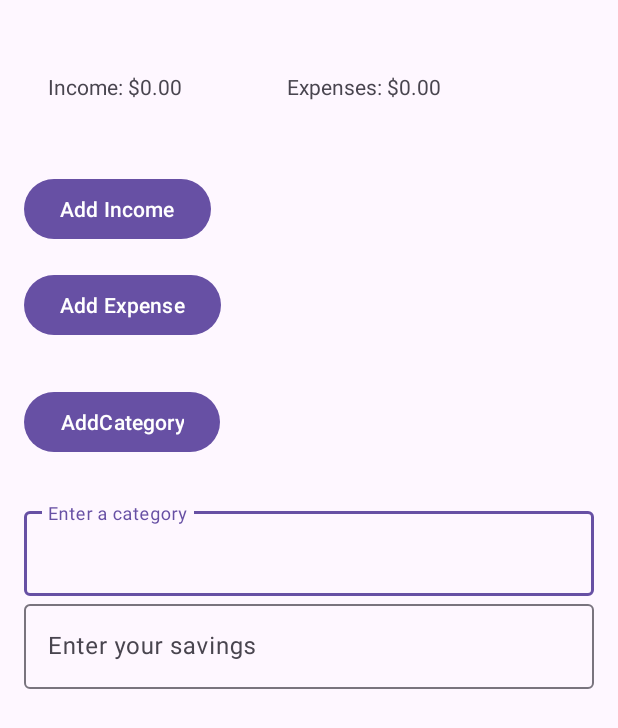
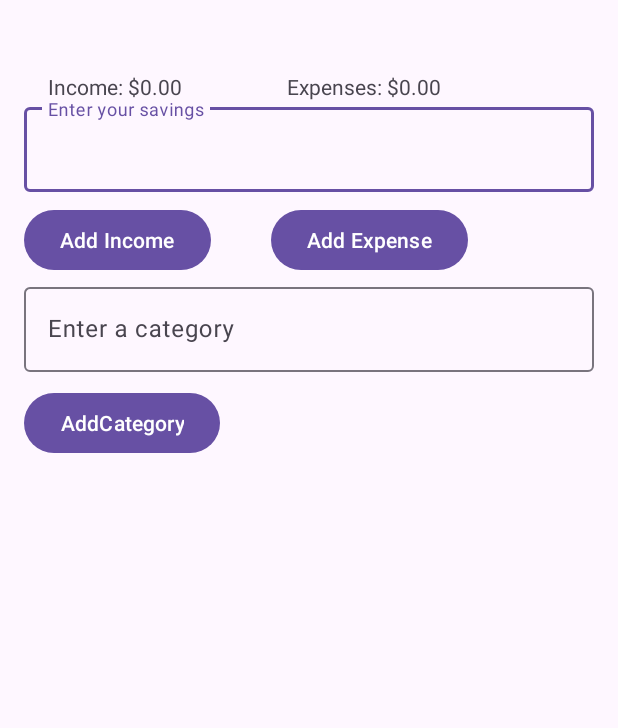
Before and after one commit to fhajims/BankingApp, an Android app: the screen it shows after launch (MainActivity), on a phone screen of 412 x 824 dp. Shown: the top 728 px of the screen. Run offline under Robolectric (Android 15) with nearby library versions, the phone set to English and light mode, and no system bars.

Commit message:
Edited layout of main.xml. Aligned Buttons and other components

```diff
--- a/app/src/main/java/at/fh/js/ims/banking/MainActivity.kt
+++ b/app/src/main/java/at/fh/js/ims/banking/MainActivity.kt
@@ -247,7 +247,7 @@
     }
         // Expense Button where the Expense is added
         addExpenseButton.setOnClickListener {
-            MyFunctions.playNo(this@MainActivity)
+            //MyFunctions.playNo(this@MainActivity)
             // make Boolean to prevent DialogFragment from appearing always.
             var expensesEmptyInput : Boolean = false
 
@@ -427,7 +427,7 @@
             //Show the smiley :)
             if (incomeEmptyInput == false) {
                 Toast.makeText(this, "Income has been added", Toast.LENGTH_SHORT).show()
-                MyFunctions.playSkibididopdop(this)
+                //MyFunctions.playSkibididopdop(this)
                 val dialog = CustomDialogFragment()
                 dialog.show(supportFragmentManager, "CustomDialogFragment")
                 GlobalScope.launch(Dispatchers.Main) {
--- a/app/src/main/res/layout/activity_main.xml
+++ b/app/src/main/res/layout/activity_main.xml
@@ -6,6 +6,7 @@
     android:layout_height="match_parent"
     android:padding="16dp"
     tools:context=".MainActivity">
+
     <LinearLayout
         android:id="@+id/idForContainer"
         android:layout_width="wrap_content"
@@ -13,41 +14,24 @@
         android:orientation="horizontal"
         android:padding="16dp"
         android:layout_gravity="end">
+
         <TextView
             android:id="@+id/incomeText"
             android:layout_width="wrap_content"
             android:layout_height="wrap_content"
-        android:text="Income: $0.00"
             android:layout_marginTop="16dp"
-        android:layout_alignParentLeft="true"/>
+            android:text="Income: $0.00" />
 
         <TextView
             android:id="@+id/expenseText"
             android:layout_width="wrap_content"
             android:layout_height="wrap_content"
-        android:text="Expenses: $0.00"
-        android:layout_below="@id/incomeText"
             android:layout_marginTop="16dp"
-        android:layout_alignParentRight="true"
-        android:paddingLeft="70dp"/>
+            android:paddingLeft="70dp"
+            android:text="Expenses: $0.00" />
+
     </LinearLayout>
 
-
-    <Button
-        android:id="@+id/addIncomeButton"
-        android:layout_width="wrap_content"
-        android:layout_height="wrap_content"
-        android:text="Add Income"
-        android:layout_below="@id/idForContainer"
-        android:layout_marginTop="32dp"/>
-
-    <Button
-        android:id="@+id/addExpenseButton"
-        android:layout_width="wrap_content"
-        android:layout_height="wrap_content"
-        android:text="Add Expense"
-        android:layout_below="@id/addIncomeButton"
-        android:layout_marginTop="16dp"/>
 
     <!--   <EditText
         android:id="@+id/editText"
@@ -72,61 +56,101 @@
         android:layout_below="@id/editText"
         android:layout_marginTop="16dp"/> -->
 
+    <LinearLayout
+        android:layout_width="match_parent"
+        android:layout_height="wrap_content"
+        android:layout_marginTop="50dp"
+        android:orientation="horizontal">
+
+        <com.google.android.material.textfield.TextInputLayout
+            android:id="@+id/InComeAndExpense"
+            android:layout_width="match_parent"
+            android:layout_height="wrap_content"
+            android:layout_marginTop="0dp"
+            android:hint="Enter your savings"
+            android:inputType="number">
+
+
+            <com.google.android.material.textfield.TextInputEditText
+
+                android:id="@+id/TextInputIncomeandExpense"
+                android:layout_width="match_parent"
+                android:layout_height="wrap_content"
+                android:layout_below="@id/addCategoryButton" />
+
+        </com.google.android.material.textfield.TextInputLayout>
+    </LinearLayout>
+
+    <LinearLayout
+        android:layout_width="wrap_content"
+        android:layout_height="wrap_content"
+        android:layout_marginTop="120dp"
+        android:orientation="horizontal">
+
+        <Button
+            android:id="@+id/addIncomeButton"
+            android:layout_width="wrap_content"
+            android:layout_height="wrap_content"
+            android:text="Add Income" />
+
+        <Button
+            android:id="@+id/addExpenseButton"
+            android:layout_width="wrap_content"
+            android:layout_height="wrap_content"
+            android:layout_marginLeft="40dp"
+            android:text="Add Expense" />
+
+    </LinearLayout>
+
     <ListView
         android:id="@+id/categoryListView"
         android:layout_width="match_parent"
-        android:layout_height="match_parent" />
+        android:layout_height="match_parent" >
+
+    </ListView>
+
+    <LinearLayout
+        android:layout_width="match_parent"
+        android:layout_height="wrap_content"
+        android:layout_marginTop="170dp"
+        android:orientation="vertical">
+
+        <com.google.android.material.textfield.TextInputLayout
+            android:id="@+id/textyinputty"
+            android:layout_width="match_parent"
+            android:layout_height="wrap_content"
+            android:layout_marginTop="0dp"
+            android:hint="Enter a category">
+            <!--android:imeOptions="actionDone"-->
+
+
+            <com.google.android.material.textfield.TextInputEditText
+
+                android:id="@+id/editThisText"
+                android:layout_width="match_parent"
+                android:layout_height="wrap_content"
+                android:layout_below="@id/addCategoryButton" />
+        </com.google.android.material.textfield.TextInputLayout>
 
         <Button
             android:id="@+id/addCategoryButton"
             android:layout_width="wrap_content"
             android:layout_height="wrap_content"
-        android:text="AddCategory"
-        android:layout_below = "@id/addExpenseButton"
-        android:layout_marginTop="30dp"
-        android:layout_marginBottom = "30dp"/>
+            android:layout_marginTop="10dp"
+            android:layout_marginBottom="30dp"
+            android:text="AddCategory" />
+
+    </LinearLayout>
+
+    <LinearLayout
+        android:layout_width="match_parent"
+        android:layout_height="match_parent"
+        android:layout_marginTop="400dp"
+        android:orientation="horizontal">
+
+    </LinearLayout>
+
     <!--  android:layout_below="@id/editText" -->
 
 
-
-    <com.google.android.material.textfield.TextInputLayout
-        android:id="@+id/textyinputty"
-        android:layout_width="match_parent"
-        android:layout_height="wrap_content"
-        android:hint="Enter a category"
-        android:layout_below="@id/addCategoryButton">
-        <!--android:imeOptions="actionDone"-->
-
-
-
-        <com.google.android.material.textfield.TextInputEditText
-
-            android:layout_width="match_parent"
-            android:layout_height="wrap_content"
-            android:id="@+id/editThisText"
-            android:layout_below="@id/addCategoryButton"/>
-    </com.google.android.material.textfield.TextInputLayout>
-
-
-    <com.google.android.material.textfield.TextInputLayout
-        android:id="@+id/InComeAndExpense"
-        android:layout_width="match_parent"
-        android:layout_height="wrap_content"
-        android:hint="Enter your savings"
-        android:layout_below="@id/textyinputty"
-        android:inputType = "number"
-        >
-
-
-        <com.google.android.material.textfield.TextInputEditText
-
-            android:layout_width="match_parent"
-            android:layout_height="wrap_content"
-            android:id="@+id/TextInputIncomeandExpense"
-            android:layout_below="@id/addCategoryButton"
-            />
-    </com.google.android.material.textfield.TextInputLayout>
-
-
-
 </RelativeLayout>
```
Lines whose indentation alone changed are shown as unchanged.
